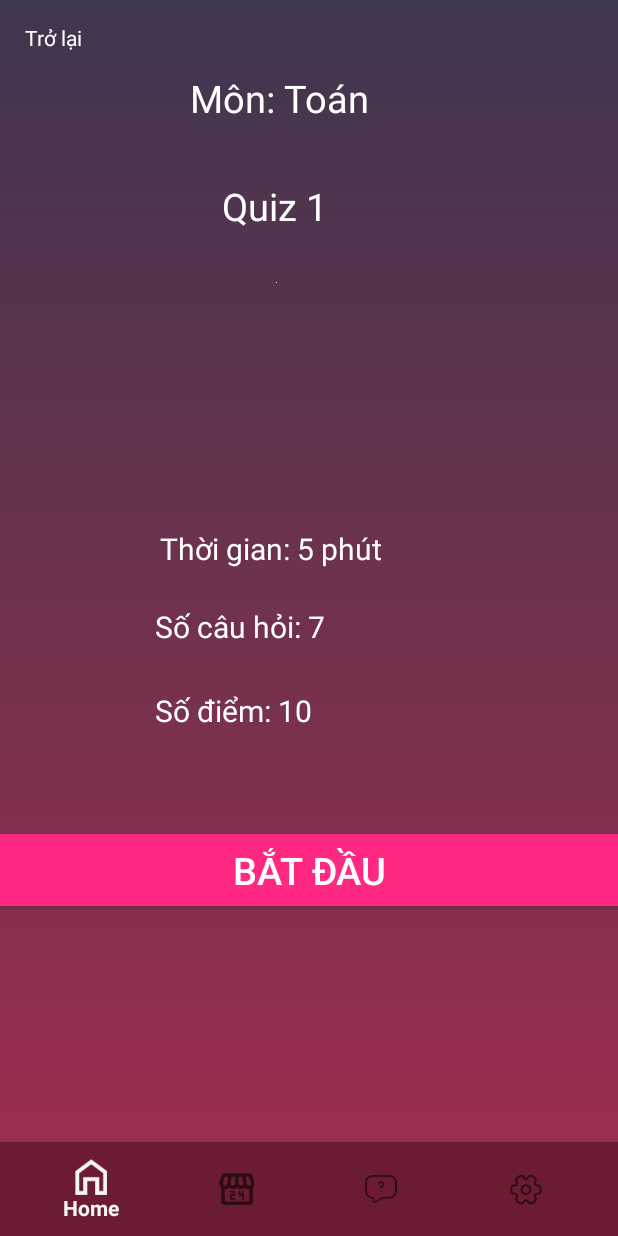
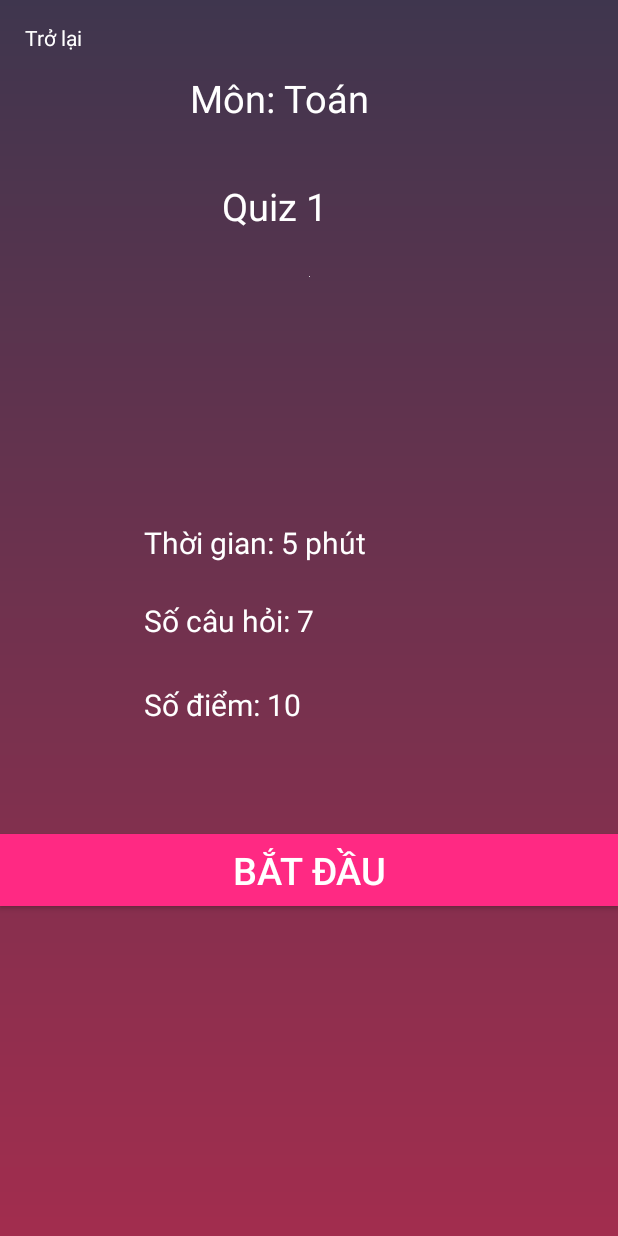
Before and after one commit to Picassimp/DA1_nhom1, an Android app: the layout fragment_quiz.xml on its own in the app's theme, with its tools: preview values and no code run, on a phone screen of 412 x 824 dp. Run offline under Robolectric (Android 15) with nearby library versions, the phone set to English and light mode, and no system bars.

```diff
--- a/app/src/main/AndroidManifest.xml
+++ b/app/src/main/AndroidManifest.xml
@@ -14,11 +14,15 @@
         android:theme="@style/Theme.AppCompat.Light.NoActionBar"
         tools:targetApi="31">
         <activity
+            android:name=".ResultActivity"
+            android:exported="false" />
+        <activity
             android:name=".Views.HomeActivity"
             android:exported="true">
             <meta-data
                 android:name="android.app.lib_name"
                 android:value="" />
+
             <intent-filter>
                 <action android:name="android.intent.action.MAIN" />
 
--- a/app/src/main/res/layout/fragment_quiz.xml
+++ b/app/src/main/res/layout/fragment_quiz.xml
@@ -5,18 +5,6 @@
     android:layout_height="match_parent"
     xmlns:app="http://schemas.android.com/apk/res-auto"
     android:background="@drawable/gradientbackground">
-
-
-
-    <com.google.android.material.bottomnavigation.BottomNavigationView
-        android:layout_width="match_parent"
-        android:layout_height="wrap_content"
-        android:background="#6C1C32"
-        android:paddingVertical="3dp"
-        app:layout_constraintBottom_toBottomOf="parent"
-        app:layout_constraintEnd_toEndOf="parent"
-        app:layout_constraintStart_toStartOf="parent"
-        app:menu="@menu/bottomnavmenu" />
 
     <TextView
         android:id="@+id/tv_back"
@@ -60,23 +48,21 @@
         android:id="@+id/img_quiz"
         android:layout_width="wrap_content"
         android:layout_height="wrap_content"
-        android:layout_marginTop="188dp"
+        android:layout_marginTop="184dp"
         app:layout_constraintEnd_toEndOf="parent"
-        app:layout_constraintHorizontal_bias="0.448"
         app:layout_constraintStart_toStartOf="parent"
         app:layout_constraintTop_toTopOf="parent"
-        tools:srcCompat="@tools:sample/avatars" />
+        tools:srcCompat="@tools:sample/avatars"/>
 
     <TextView
         android:id="@+id/tv_quiztime"
         android:layout_width="wrap_content"
         android:layout_height="wrap_content"
-        android:layout_marginTop="352dp"
+        android:layout_marginStart="96dp"
+        android:layout_marginTop="348dp"
         android:text="Thời gian: 5 phút"
         android:textColor="@color/white"
         android:textSize="20dp"
-        app:layout_constraintEnd_toEndOf="parent"
-        app:layout_constraintHorizontal_bias="0.404"
         app:layout_constraintStart_toStartOf="parent"
         app:layout_constraintTop_toTopOf="parent" />
 
@@ -84,12 +70,11 @@
         android:id="@+id/tv_numberquestions"
         android:layout_width="wrap_content"
         android:layout_height="wrap_content"
-        android:layout_marginTop="404dp"
+        android:layout_marginStart="96dp"
+        android:layout_marginTop="400dp"
         android:text="Số câu hỏi: 7"
         android:textColor="@color/white"
         android:textSize="20dp"
-        app:layout_constraintEnd_toEndOf="parent"
-        app:layout_constraintHorizontal_bias="0.347"
         app:layout_constraintStart_toStartOf="parent"
         app:layout_constraintTop_toTopOf="parent" />
 
@@ -97,12 +82,11 @@
         android:id="@+id/tv_gems"
         android:layout_width="wrap_content"
         android:layout_height="wrap_content"
-        android:layout_marginTop="460dp"
+        android:layout_marginStart="96dp"
+        android:layout_marginTop="456dp"
         android:text="Số điểm: 10"
         android:textColor="@color/white"
         android:textSize="20dp"
-        app:layout_constraintEnd_toEndOf="parent"
-        app:layout_constraintHorizontal_bias="0.337"
         app:layout_constraintStart_toStartOf="parent"
         app:layout_constraintTop_toTopOf="parent" />
 
```
Also changed, not shown: app/src/main/res/layout/activity_result.xml (renamed from app/src/main/res/layout/fragment_successfull.xml, +5 -5 lines).
